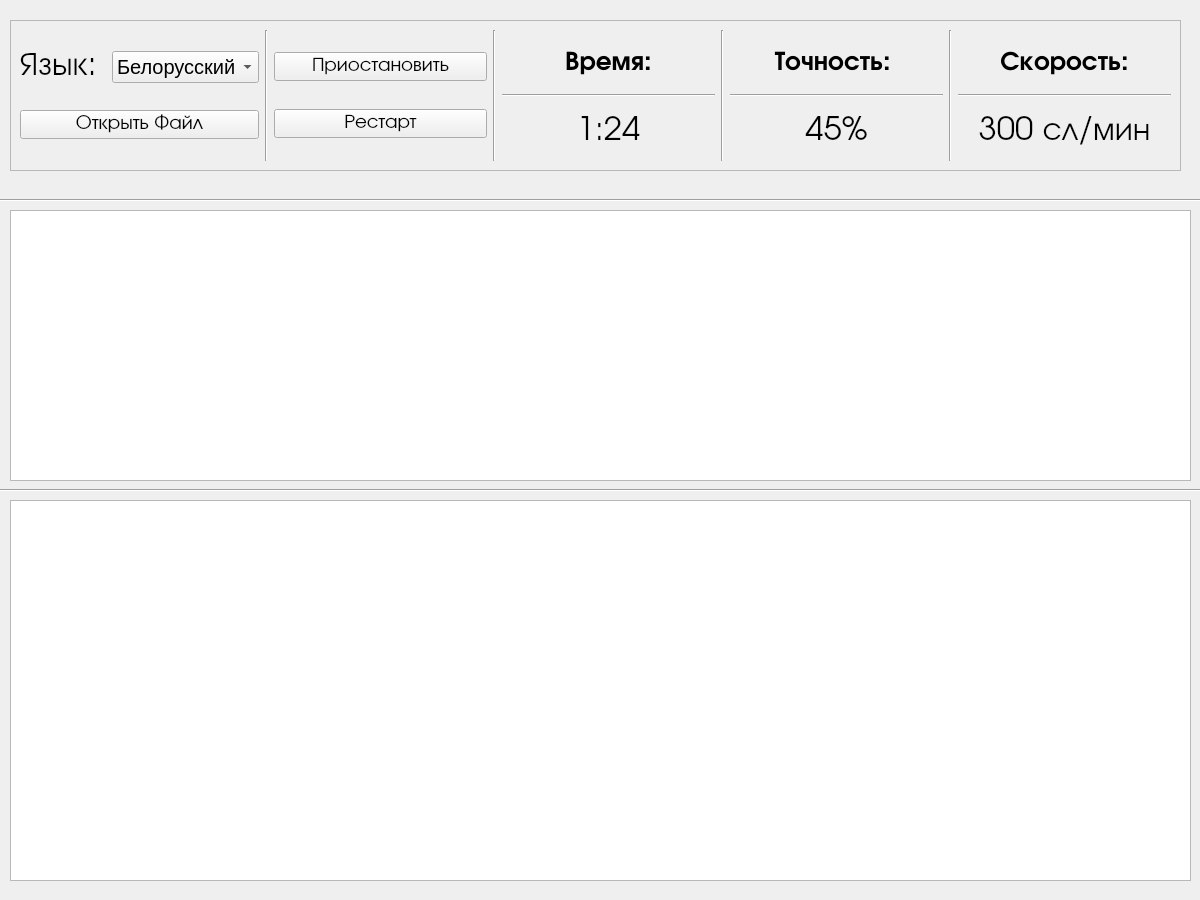
The window that LabWork_5/Task_1/mainwindow.ui (Max2772/FoA-P-2-Semester-) describes before a commit, drawn with Qt 5.
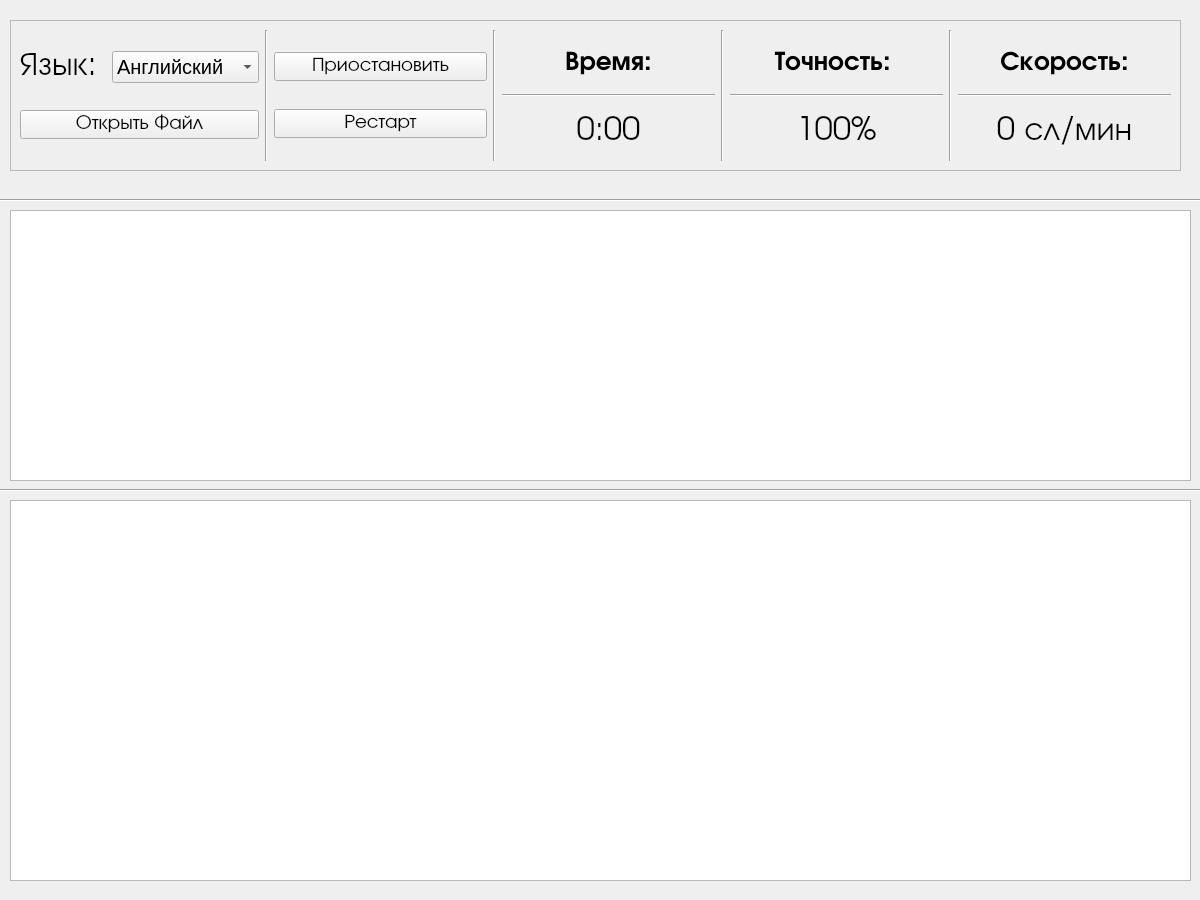
The same window after the commit. Icons and pictures are not drawn.

Diff of the .ui file:
```diff
--- a/LabWork_5/Task_1/mainwindow.ui
+++ b/LabWork_5/Task_1/mainwindow.ui
@@ -131,7 +131,7 @@
             </property>
             <item>
              <property name="text">
-              <string>Белорусский</string>
+              <string>Английский</string>
              </property>
             </item>
             <item>
@@ -277,7 +277,7 @@
            </font>
           </property>
           <property name="text">
-           <string>1:24</string>
+           <string>0:00</string>
           </property>
           <property name="alignment">
            <set>Qt::AlignCenter</set>
@@ -336,7 +336,7 @@
            </font>
           </property>
           <property name="text">
-           <string>45%</string>
+           <string>100%</string>
           </property>
           <property name="alignment">
            <set>Qt::AlignCenter</set>
@@ -395,7 +395,7 @@
            </font>
           </property>
           <property name="text">
-           <string>300 сл/мин</string>
+           <string>0 сл/мин</string>
           </property>
           <property name="alignment">
            <set>Qt::AlignCenter</set>
```
Left out of the diff: 20 changed lines with no effect on the pictures.
